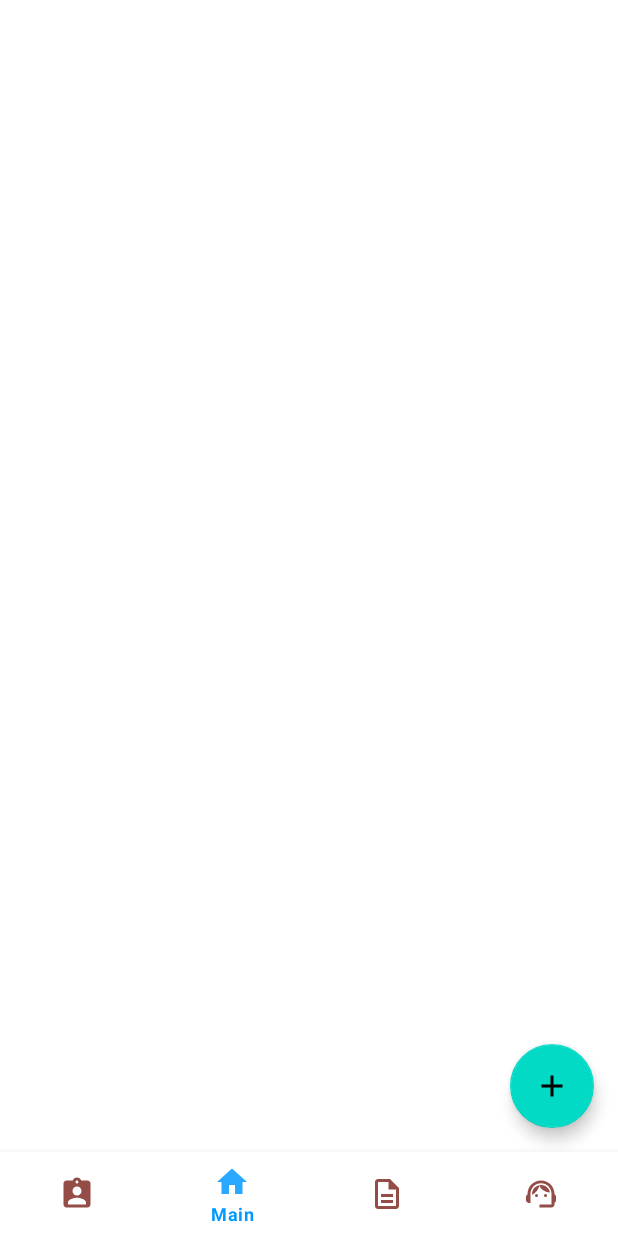
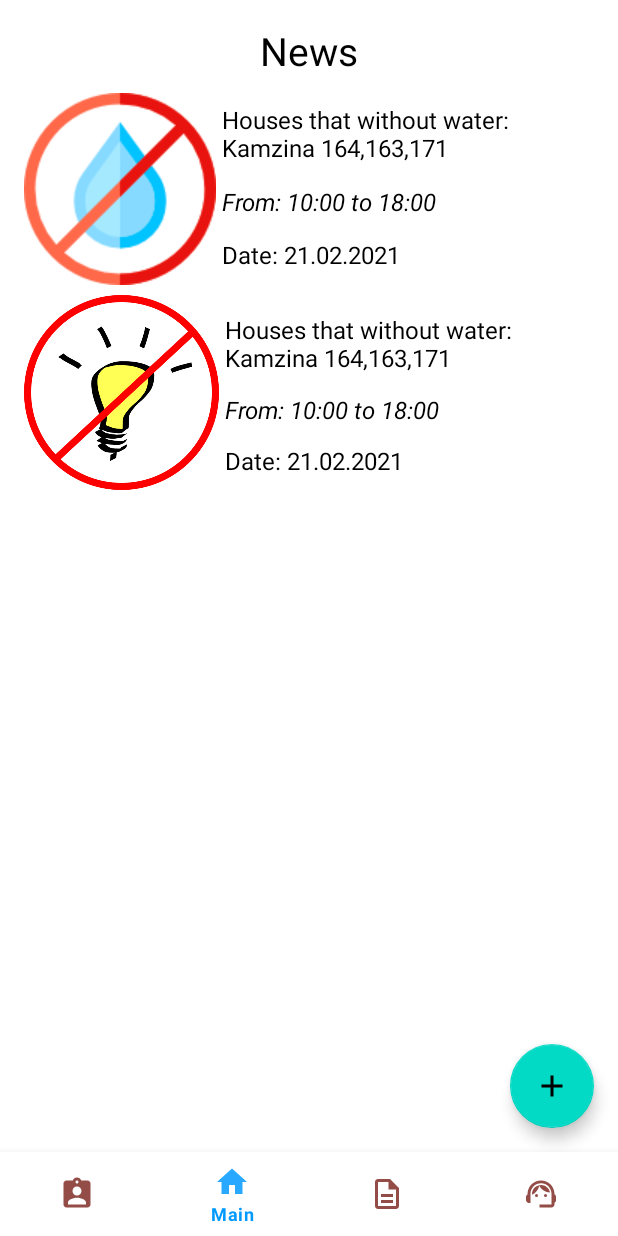
Before and after one commit to bakhus99/TechApp, an Android app: the MainFragment screen opened directly, with no data from a screen before it, on a phone screen of 412 x 824 dp. Run offline under Robolectric (Android 15) with nearby library versions, the phone set to English and light mode, and no system bars; our stand-ins replace Firebase (no records; nobody signed in at launch, a user with empty details on screens opened directly), navigation-ui; libraries missing offline, so code that uses them is left out: com.xwray.groupie.

Commit message:
editing mainfragment

```diff
--- a/app/src/main/java/com/student/techapp/ui/MainFragment.kt
+++ b/app/src/main/java/com/student/techapp/ui/MainFragment.kt
@@ -6,6 +6,7 @@ import android.view.View
 import androidx.fragment.app.Fragment
 import androidx.navigation.fragment.findNavController
 import androidx.recyclerview.widget.DividerItemDecoration
+import androidx.viewbinding.ViewBinding
 import com.google.firebase.auth.FirebaseAuth
 import com.google.firebase.database.DataSnapshot
 import com.google.firebase.database.DatabaseError
@@ -30,7 +31,6 @@ class MainFragment : Fragment(R.layout.fragment_main) {
     override fun onViewCreated(view: View, savedInstanceState: Bundle?) {
         super.onViewCreated(view, savedInstanceState)
         binding = FragmentMainBinding.bind(view)
-        binding.rvChatLatestMesages.adapter = adapter
         addNewMessage()
         fetchCurrentUser()
     }
--- a/app/src/main/res/layout/fragment_main.xml
+++ b/app/src/main/res/layout/fragment_main.xml
@@ -1,22 +1,163 @@
 <?xml version="1.0" encoding="utf-8"?>
 <androidx.constraintlayout.widget.ConstraintLayout xmlns:android="http://schemas.android.com/apk/res/android"
+    xmlns:app="http://schemas.android.com/apk/res-auto"
     xmlns:tools="http://schemas.android.com/tools"
     android:layout_width="match_parent"
     android:layout_height="match_parent"
-    xmlns:app="http://schemas.android.com/apk/res-auto"
     tools:context=".ui.MainFragment">
 
+
+    <TextView
+        android:id="@+id/tvNews"
+        android:layout_width="wrap_content"
+        android:layout_height="wrap_content"
+        android:layout_marginTop="16dp"
+        android:text="News"
+        android:textColor="@color/black"
+        android:textSize="26sp"
+        app:layout_constraintEnd_toEndOf="parent"
+        app:layout_constraintStart_toStartOf="parent"
+        app:layout_constraintTop_toTopOf="parent" />
+
+    <ImageView
+        android:id="@+id/water_news"
+        android:layout_width="wrap_content"
+        android:layout_height="wrap_content"
+        android:layout_marginStart="16dp"
+        android:layout_marginTop="8dp"
+        android:src="@drawable/no_water"
+        app:layout_constraintBottom_toTopOf="@id/guideline12"
+        app:layout_constraintStart_toStartOf="parent"
+        app:layout_constraintTop_toBottomOf="@id/tvNews" />
+
+    <TextView
+        android:id="@+id/tvHouses"
+        android:layout_width="0dp"
+        android:layout_height="wrap_content"
+        android:layout_marginStart="4dp"
+        android:layout_marginTop="8dp"
+        android:layout_marginEnd="8dp"
+        android:text="Houses that without water: Kamzina 164,163,171"
+        android:textColor="@color/black"
+        android:textSize="16sp"
+        app:layout_constraintBottom_toTopOf="@id/tvTime"
+        app:layout_constraintEnd_toEndOf="parent"
+        app:layout_constraintStart_toEndOf="@id/water_news"
+        app:layout_constraintTop_toBottomOf="@id/tvNews" />
+
+    <TextView
+        android:id="@+id/tvTime"
+        android:layout_width="wrap_content"
+        android:layout_height="wrap_content"
+        android:layout_marginStart="4dp"
+        android:layout_marginTop="4dp"
+        android:text="From: 10:00 to 18:00"
+        android:textColor="@color/black"
+        android:textSize="16sp"
+        android:textStyle="italic"
+        app:layout_constraintBottom_toTopOf="@id/tvDate"
+        app:layout_constraintEnd_toEndOf="parent"
+        app:layout_constraintHorizontal_bias="0"
+        app:layout_constraintStart_toEndOf="@id/water_news"
+        app:layout_constraintTop_toBottomOf="@id/tvHouses" />
+
+    <TextView
+        android:id="@+id/tvDate"
+        android:layout_width="wrap_content"
+        android:layout_height="wrap_content"
+        android:layout_marginStart="4dp"
+        android:layout_marginTop="4dp"
+        android:text="Date: 21.02.2021"
+        android:textColor="@color/black"
+        android:textSize="16sp"
+        app:layout_constraintBottom_toBottomOf="@+id/water_news"
+        app:layout_constraintEnd_toEndOf="parent"
+        app:layout_constraintHorizontal_bias="0"
+        app:layout_constraintStart_toEndOf="@id/water_news"
+
+        app:layout_constraintTop_toBottomOf="@id/tvTime" />
 
 
     <com.google.android.material.floatingactionbutton.FloatingActionButton
         android:id="@+id/fabNewMsg"
         android:layout_width="wrap_content"
         android:layout_height="wrap_content"
+        android:layout_marginEnd="16dp"
+        android:layout_marginBottom="16dp"
+        android:contentDescription="add new chat"
         android:src="@drawable/ic_add"
         app:layout_constraintBottom_toBottomOf="parent"
+        app:layout_constraintEnd_toEndOf="parent" />
+
+    <androidx.constraintlayout.widget.Guideline
+        android:id="@+id/guideline12"
+        android:layout_width="wrap_content"
+        android:layout_height="wrap_content"
+        android:orientation="horizontal"
+        app:layout_constraintGuide_percent="0.25" />
+
+    <ImageView
+        android:id="@+id/light_news"
+        android:layout_width="130dp"
+        android:layout_height="130dp"
+        android:layout_marginStart="16dp"
+        android:layout_marginTop="8dp"
+        android:src="@drawable/no_light"
+        app:layout_constraintStart_toStartOf="parent"
+        app:layout_constraintBottom_toTopOf="@id/guideline13"
+        app:layout_constraintTop_toBottomOf="@id/guideline12" />
+
+    <TextView
+        android:id="@+id/tvLightHouses"
+        android:layout_width="0dp"
+        android:layout_height="wrap_content"
+        android:layout_marginStart="4dp"
+        android:layout_marginTop="8dp"
+        android:layout_marginEnd="8dp"
+        android:text="Houses that without water: Kamzina 164,163,171"
+        android:textColor="@color/black"
+        android:textSize="16sp"
+        app:layout_constraintBottom_toTopOf="@id/tvLightTime"
         app:layout_constraintEnd_toEndOf="parent"
-        android:layout_marginBottom="16dp"
-        android:layout_marginEnd="16dp"
-        android:contentDescription="add new chat" />
+        app:layout_constraintStart_toEndOf="@id/light_news"
+        app:layout_constraintTop_toBottomOf="@id/guideline12" />
+
+    <TextView
+        android:id="@+id/tvLightTime"
+        android:layout_width="wrap_content"
+        android:layout_height="wrap_content"
+        android:layout_marginStart="4dp"
+        android:layout_marginTop="4dp"
+        android:text="From: 10:00 to 18:00"
+        android:textColor="@color/black"
+        android:textSize="16sp"
+        android:textStyle="italic"
+        app:layout_constraintBottom_toTopOf="@id/tvLightDate"
+        app:layout_constraintEnd_toEndOf="parent"
+        app:layout_constraintHorizontal_bias="0"
+        app:layout_constraintStart_toEndOf="@id/light_news"
+        app:layout_constraintTop_toBottomOf="@id/tvLightHouses" />
+
+    <TextView
+        android:id="@+id/tvLightDate"
+        android:layout_width="wrap_content"
+        android:layout_height="wrap_content"
+        android:layout_marginStart="4dp"
+        android:layout_marginTop="4dp"
+        android:text="Date: 21.02.2021"
+        android:textColor="@color/black"
+        android:textSize="16sp"
+        app:layout_constraintBottom_toBottomOf="@id/light_news"
+        app:layout_constraintEnd_toEndOf="parent"
+        app:layout_constraintHorizontal_bias="0"
+        app:layout_constraintStart_toEndOf="@id/light_news"
+        app:layout_constraintTop_toBottomOf="@id/tvLightTime" />
+
+    <androidx.constraintlayout.widget.Guideline
+        android:id="@+id/guideline13"
+        android:layout_width="wrap_content"
+        android:layout_height="wrap_content"
+        android:orientation="horizontal"
+        app:layout_constraintGuide_percent="0.42" />
 
 </androidx.constraintlayout.widget.ConstraintLayout>
```
Also changed, not shown: app/src/main/res/drawable/no_light.png (added), app/src/main/res/drawable/no_water.png (added).
